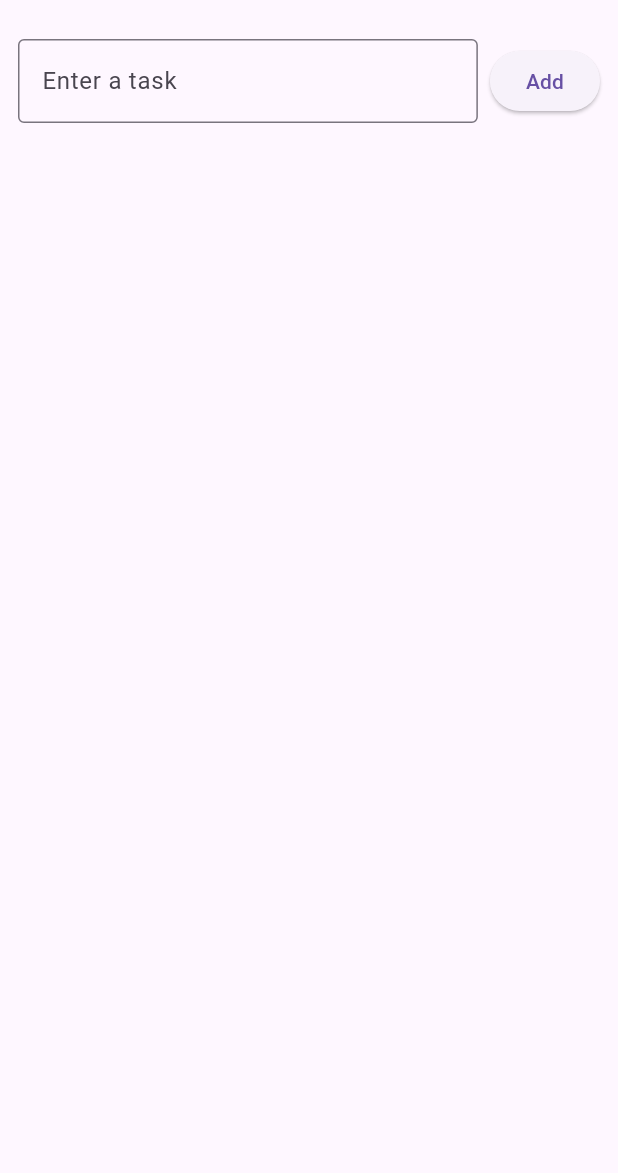
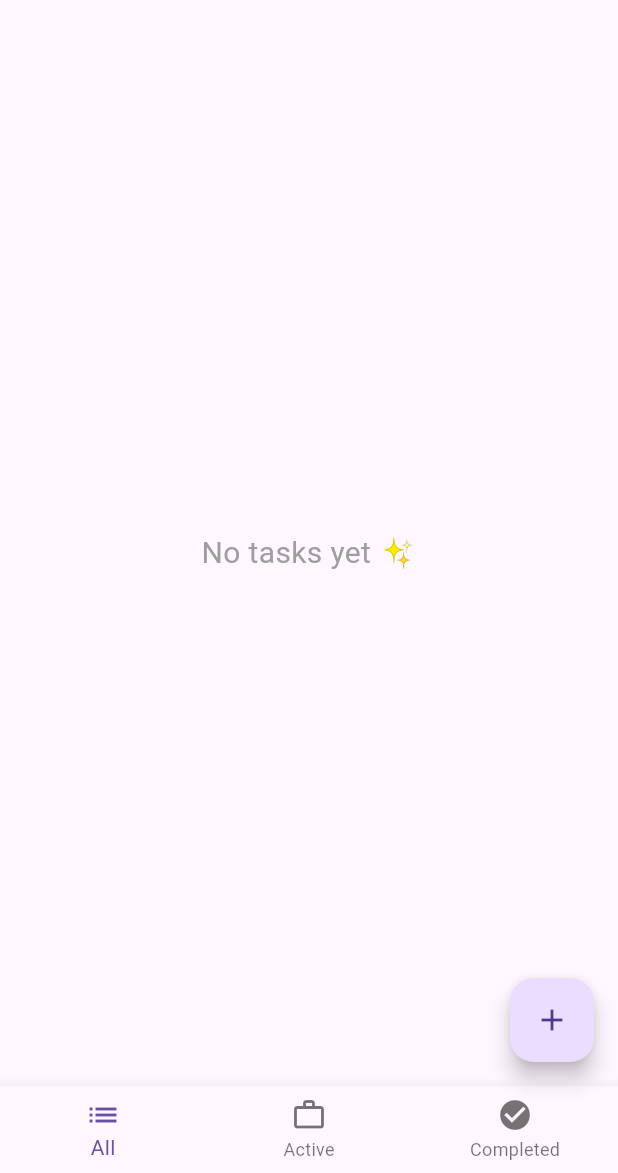
Before and after one commit to brcaste/todo_app, a Flutter app: the screen it shows after launch, on a phone screen of 412 x 824 dp, the part 63-1236 px from its top. Run offline on Flutter 3.47's test engine with Material 3 defaults, Android fonts, the phone set to English and light mode, and no system bars; our stand-ins replace shared_preferences.

Commit message:
Updating UI

```diff
--- a/lib/main.dart
+++ b/lib/main.dart
@@ -1,6 +1,7 @@
 import 'package:flutter/material.dart';
 import 'dart:convert'; //for jsonEncoded/jsonDecode
 import 'package:shared_preferences/shared_preferences.dart';
+
 void main() {
   runApp(const TodoApp());
 }
@@ -13,7 +14,12 @@ class TodoApp extends StatelessWidget{
     return MaterialApp(
       debugShowCheckedModeBanner: false,
       title: 'To-do App',
-      theme: ThemeData(primarySwatch: Colors.blue),
+      theme: ThemeData(
+        primarySwatch: Colors.indigo,
+        textTheme: const TextTheme(
+          bodyMedium: TextStyle(fontSize: 18),
+        )
+      ),
       home: const TodoPage(),
     );
   }
@@ -49,7 +55,7 @@ class TodoPage extends StatefulWidget{
 class _TodoPageState extends State<TodoPage> {
   final List<Task> _todos = []; // our task list
   final TextEditingController _controller = TextEditingController();
-
+  int _selectedIndex = 0; //for bottom navigation
   @override
   void initState() {
     super.initState();
@@ -112,6 +118,18 @@ class _TodoPageState extends State<TodoPage> {
     _saveTodos();
   }
 
+  //filtering based on bottom nav
+
+  List<Task> get _filteredTodos {
+    if(_selectedIndex == 1) {
+      return _todos.where((t) => !t.isDone).toList(); //Active
+    } else if(_selectedIndex == 2) {
+      return _todos.where((t) => t.isDone).toList(); // completed
+    }
+    return _todos;
+  }
+
+  // UI
   @override
   Widget build(BuildContext context) {
     return Scaffold(
@@ -125,56 +143,88 @@ class _TodoPageState extends State<TodoPage> {
             ),
           ],
       ),
-      body: Column(
-        children: [
-          // input row
-          Padding(
-            padding: const EdgeInsets.all(12.0),
-            child: Row(
-              children: [
-                Expanded(
-                  child: TextField(
-                    controller: _controller,
-                    decoration: const InputDecoration(
-                      hintText: "Enter a task",
-                      border: OutlineInputBorder(),
+
+     // Task List
+      body: _filteredTodos.isEmpty
+        ? const Center(
+          child: Text(
+            "No tasks yet ✨",
+            style: TextStyle(fontSize: 20, color: Colors.grey),
           ),
-                  ),
-                ),
-                const SizedBox(width: 8),
-                ElevatedButton(
-                  onPressed: _addTodo,
-                  child: const Text("Add"),
         )
-              ],
-            ),
-          ),
-          // task list
-          Expanded(
-            child: ListView.builder(
-              itemCount: _todos.length,
-              itemBuilder: (context,index) {
-                final task = _todos[index];
-                return ListTile(
+      : ListView.builder(
+          padding: const EdgeInsets.all(12),
+          itemCount: _filteredTodos.length,
+          itemBuilder: (context, index) {
+            final task = _filteredTodos[index];
+            return Card(
+              shape: RoundedRectangleBorder(
+                borderRadius: BorderRadius.circular(12)),
+              child: ListTile(
                 leading: Checkbox(
                     value: task.isDone,
-                    onChanged: (_) => _toggleTask(index),
+                    onChanged: (_) => _toggleTask(_todos.indexOf(task)),
                 ),
                 title: Text(
                   task.title,
                   style: TextStyle(
                     decoration: task.isDone
-                      ? TextDecoration.lineThrough : TextDecoration.none,
+                        ? TextDecoration.lineThrough
+                        :TextDecoration.none,
                     color: task.isDone ? Colors.grey : Colors.black,
                   ),
                 ),
                 trailing: IconButton(
-                      onPressed: ()=>_removeTodoAt(index),
-                      icon: const Icon(Icons.delete, color: Colors.red)
+                  icon: const Icon(Icons.delete, color: Colors.red),
+                  onPressed: () =>
+                      _removeTodoAt(_todos.indexOf(task)),
+                ),
               ),
             );
           }
       ),
+       // Floating action button
+      floatingActionButton: FloatingActionButton(
+          onPressed: ()=> _showAddTaskDialog(context),
+          child: const Icon(Icons.add),
+      ),
+
+      //bottom navigation
+      bottomNavigationBar: BottomNavigationBar(
+        currentIndex: _selectedIndex,
+        onTap: (index) => setState(()  => _selectedIndex = index ),
+        items: const [
+          BottomNavigationBarItem(icon: Icon(Icons.list), label: "All"),
+          BottomNavigationBarItem(icon: Icon(Icons.work_outline), label: "Active"),
+          BottomNavigationBarItem(icon: Icon(Icons.check_circle),label: "Completed"),
+        ],
+      ),
+    );
+  }
+
+  // add task dialog
+  void _showAddTaskDialog(BuildContext context) {
+    showDialog(
+        context: context,
+        builder: (_) => AlertDialog(
+          title: const Text("New Task"),
+          content: TextField(
+            controller: _controller,
+            decoration: const InputDecoration(hintText: "Enter task"),
+          ),
+          actions: [
+            TextButton(
+              onPressed: () {
+                Navigator.pop(context);
+                _controller.clear();
+              },
+              child: const Text("Cancel"),
+            ),
+            ElevatedButton(onPressed: () {
+              _addTodo();
+              Navigator.pop(context);
+            },
+              child: const Text("Add"),
             ),
           ],
         ),
```
Also changed, not shown: 1 other file. Lines whose indentation alone changed are shown as unchanged.
